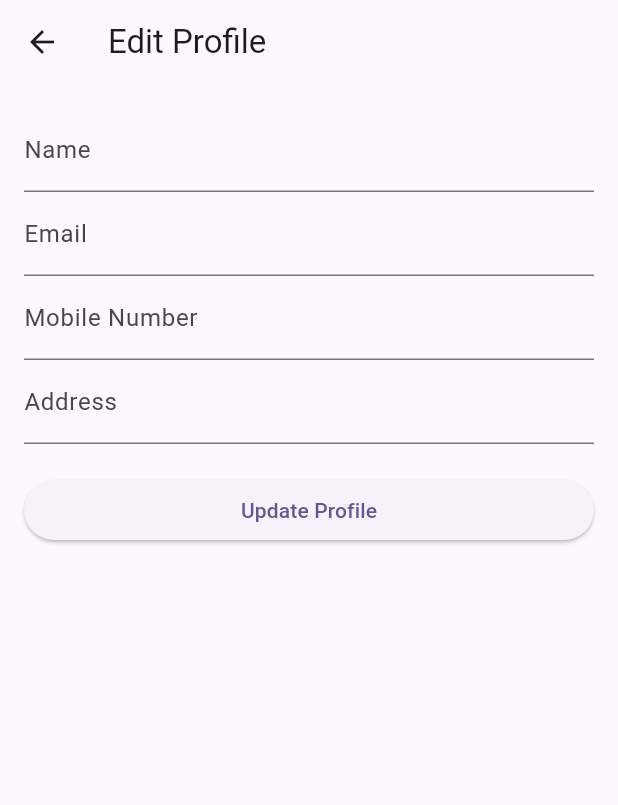
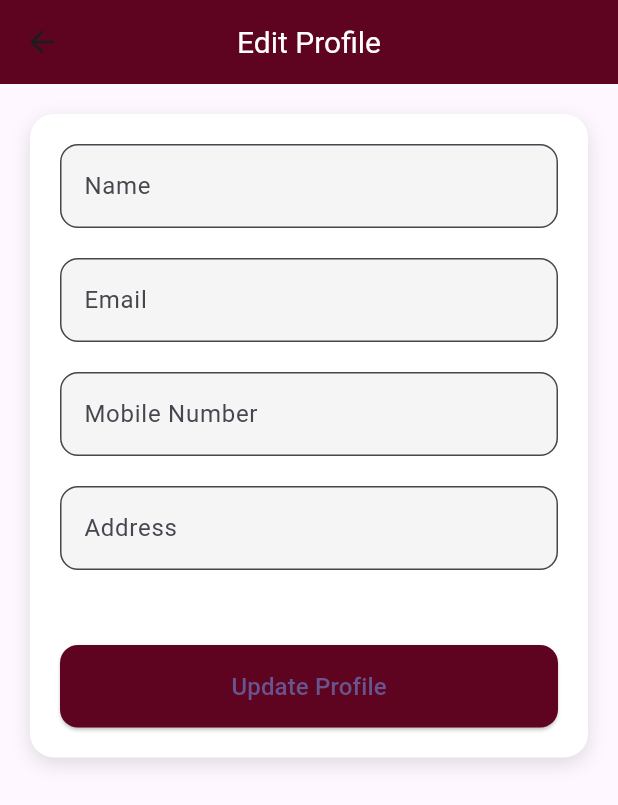
Before and after one commit to NavozZ/visit_sri_lanka_travel_guide_app, a Flutter app: the screen it shows once a user with an empty profile is signed in, in the side drawer, after a tap on "Profile", on a phone screen of 412 x 824 dp. Shown: the top 805 px of the screen. Run offline on Flutter 3.47's test engine with Material 3 defaults, Android fonts, the phone set to English and light mode, and no system bars; our stand-ins replace carousel_slider, cloud_firestore, firebase_auth, firebase_core, firebase_messaging, flutter_local_notifications and 1 more; missing offline and left inert: flutter_stripe; accounts and stored records are empty; network calls fail.

Commit message:
Do Some UI Changes Some Screens

```diff
--- a/lib/Models/Places.dart
+++ b/lib/Models/Places.dart
@@ -20,7 +20,7 @@ class Places {
   factory Places.fromSnapshot(Map<String, dynamic> data) {
     return Places(
       title: data['title'] ?? '',
-      mainimage: data['mainimage'] ?? '',
+      mainimage: data['main-image'] ?? '',
       description: data['description'] ?? '',
       moreinformation: data['more-information'] ?? '',
       otherImages: data.containsKey('other-images')
--- a/lib/Models/Tours.dart
+++ b/lib/Models/Tours.dart
@@ -23,7 +23,7 @@ class Tours {
       id: documentId, // Set the document ID
       title: data['title'] ?? '',
       description: data['description'] ?? '',
-      mainimage: data['mainimage'] ?? '',
+      mainimage: data['main-image'] ?? '',
       otherImages: data.containsKey('other-images')
           ? List<String>.from(data['other-images'])
           : [],
@@ -38,7 +38,7 @@ class Tours {
     return {
       'title': title,
       'description': description,
-      'mainimage': mainimage,
+      'main-image': mainimage,
       'other-images': otherImages,
       'visiting-places': visitingplaces,
     };
--- a/lib/Screens/Main screens/profile_screen.dart
+++ b/lib/Screens/Main screens/profile_screen.dart
@@ -29,9 +29,7 @@ class _ProfileScreenState extends State<ProfileScreen> {
     final uid = FirebaseAuth.instance.currentUser?.uid;
 
     if (uid == null) {
-      setState(() {
-        _isLoading = false;
-      });
+      setState(() => _isLoading = false);
       ScaffoldMessenger.of(context).showSnackBar(
         const SnackBar(content: Text("User not logged in")),
       );
@@ -53,17 +51,13 @@ class _ProfileScreenState extends State<ProfileScreen> {
           _isLoading = false;
         });
       } else {
-        setState(() {
-          _isLoading = false;
-        });
+        setState(() => _isLoading = false);
         ScaffoldMessenger.of(context).showSnackBar(
           const SnackBar(content: Text("User profile not found")),
         );
       }
     } catch (e) {
-      setState(() {
-        _isLoading = false;
-      });
+      setState(() => _isLoading = false);
       ScaffoldMessenger.of(context).showSnackBar(
         SnackBar(content: Text("Failed to load profile: $e")),
       );
@@ -105,54 +99,112 @@ class _ProfileScreenState extends State<ProfileScreen> {
   @override
   Widget build(BuildContext context) {
     return Scaffold(
-      appBar: AppBar(title: const Text('Edit Profile')),
+      appBar: AppBar(
+        title: const Text('Edit Profile'),
+        backgroundColor: const Color.fromRGBO(95, 4, 32, 1),
+        titleTextStyle: const TextStyle(color: Colors.white, fontSize: 20),
+        centerTitle: true,
+      ),
       body: _isLoading
-          ? const Center(child: CircularProgressIndicator())
-          : Padding(
-              padding: const EdgeInsets.all(16.0),
+          ? const Center(
+              child: Column(
+                mainAxisSize: MainAxisSize.min,
+                children: [
+                  CircularProgressIndicator(),
+                  SizedBox(height: 16),
+                  Text("Loading profile..."),
+                ],
+              ),
+            )
+          : SingleChildScrollView(
+              padding: const EdgeInsets.all(20),
+              child: Container(
+                padding: const EdgeInsets.all(20),
+                decoration: BoxDecoration(
+                  color: Colors.white,
+                  borderRadius: BorderRadius.circular(16),
+                  boxShadow: const [
+                    BoxShadow(
+                      color: Colors.black12,
+                      blurRadius: 10,
+                      offset: Offset(0, 4),
+                    )
+                  ],
+                ),
                 child: Form(
                   key: _formKey,
-                child: ListView(
+                  child: Column(
                     children: [
-                    TextFormField(
+                      _buildTextField(
+                        label: 'Name',
                         initialValue: name,
-                      decoration: const InputDecoration(labelText: 'Name'),
                         onSaved: (val) => name = val,
-                      validator: (val) =>
-                          val == null || val.isEmpty ? 'Enter name' : null,
                       ),
-                    TextFormField(
+                      _buildTextField(
+                        label: 'Email',
                         initialValue: email,
-                      decoration: const InputDecoration(labelText: 'Email'),
+                        keyboardType: TextInputType.emailAddress,
                         onSaved: (val) => email = val,
-                      validator: (val) =>
-                          val == null || val.isEmpty ? 'Enter email' : null,
                       ),
-                    TextFormField(
+                      _buildTextField(
+                        label: 'Mobile Number',
                         initialValue: mobileNumber,
-                      decoration:
-                          const InputDecoration(labelText: 'Mobile Number'),
+                        keyboardType: TextInputType.phone,
                         onSaved: (val) => mobileNumber = val,
-                      validator: (val) => val == null || val.isEmpty
-                          ? 'Enter mobile number'
-                          : null,
                       ),
-                    TextFormField(
+                      _buildTextField(
+                        label: 'Address',
                         initialValue: address,
-                      decoration: const InputDecoration(labelText: 'Address'),
                         onSaved: (val) => address = val,
-                      validator: (val) =>
-                          val == null || val.isEmpty ? 'Enter address' : null,
                       ),
-                    const SizedBox(height: 20),
-                    ElevatedButton(
+                      const SizedBox(height: 30),
+                      SizedBox(
+                        width: double.infinity,
+                        child: ElevatedButton(
+                          style: ElevatedButton.styleFrom(
+                            backgroundColor: const Color.fromRGBO(95, 4, 32, 1),
+                            padding: const EdgeInsets.symmetric(vertical: 16),
+                            shape: RoundedRectangleBorder(
+                              borderRadius: BorderRadius.circular(12),
+                            ),
+                          ),
                           onPressed: updateUserData,
-                      child: const Text('Update Profile'),
+                          child: const Text(
+                            'Update Profile',
+                            style: TextStyle(fontSize: 16),
+                          ),
+                        ),
                       ),
                     ],
                   ),
                 ),
               ),
+            ),
+    );
+  }
+
+  Widget _buildTextField({
+    required String label,
+    required String? initialValue,
+    required FormFieldSetter<String> onSaved,
+    TextInputType keyboardType = TextInputType.text,
+  }) {
+    return Padding(
+      padding: const EdgeInsets.only(bottom: 20),
+      child: TextFormField(
+        initialValue: initialValue,
+        keyboardType: keyboardType,
+        decoration: InputDecoration(
+          labelText: label,
+          filled: true,
+          fillColor: Colors.grey.shade100,
+          border: OutlineInputBorder(
+            borderRadius: BorderRadius.circular(12),
+          ),
+        ),
+        onSaved: onSaved,
+        validator: (val) => val == null || val.isEmpty ? 'Enter $label' : null,
+      ),
     );
   }
 }
--- a/lib/widgets/TourCard.dart
+++ b/lib/widgets/TourCard.dart
@@ -36,7 +36,7 @@ class TourCard extends StatelessWidget {
                 child: Image.network(
                   toursData.mainimage ?? '',
                   width: size,
-                  height: size * 0.6,
+                  height: size * 0.5,
                   fit: BoxFit.cover,
                   loadingBuilder: (context, child, loadingProgress) {
                     if (loadingProgress == null) {
@@ -63,7 +63,7 @@ class TourCard extends StatelessWidget {
                     Text(
                       toursData.title ?? 'No Title Available',
                       style: const TextStyle(
-                        fontSize: 16,
+                        fontSize: 14,
                         fontWeight: FontWeight.bold,
                       ),
                     ),
```
Also changed, not shown: lib/Screens/Booking Screens/booking_list_screen.dart (+41 -9 lines), 13 other files. Lines whose indentation alone changed are shown as unchanged.
